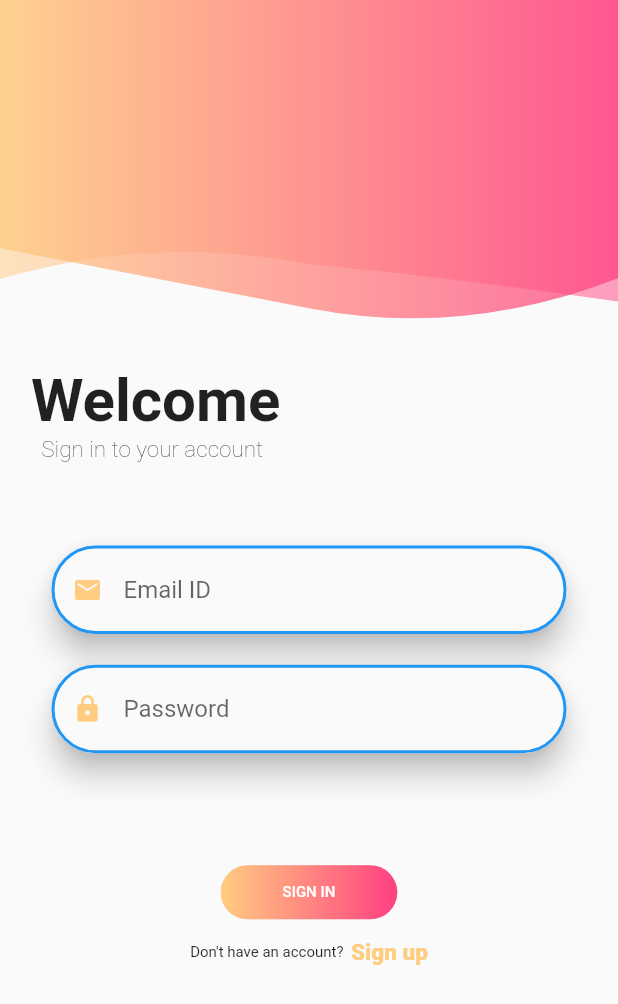
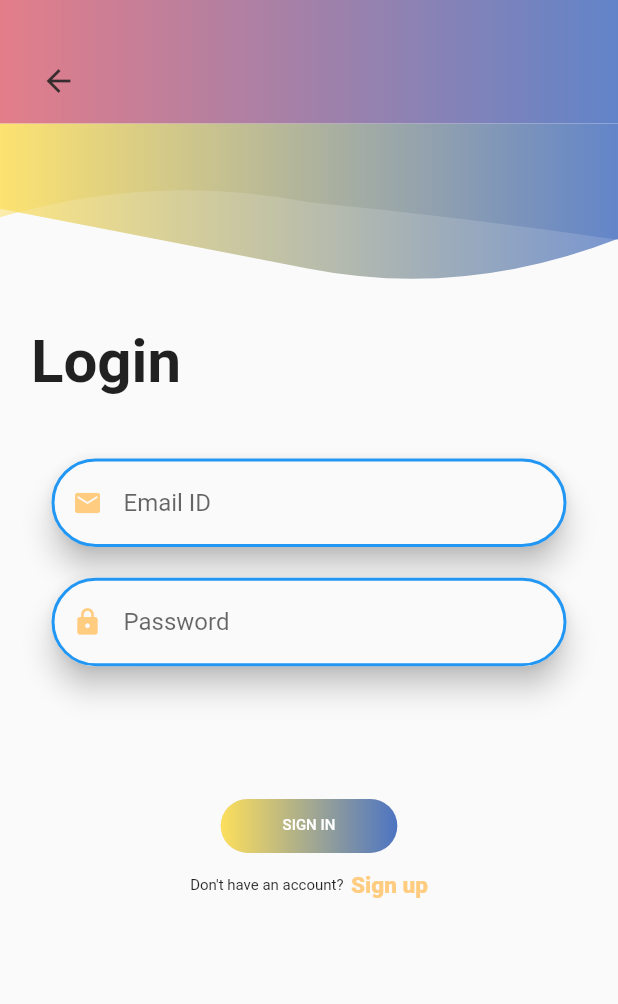
Before and after one commit to clarkeustaquio/HackFest-2020-KMLNGMLKS-Corp, a Flutter app: the screen it shows after launch, item 3 of the bottom bar chosen, after a tap on "Login", on a phone screen of 412 x 824 dp. Shown: the top 1004 px of the screen. Run offline on Flutter 3.47's test engine with Material 2 defaults, Android fonts, the phone set to English and light mode, and no system bars; our stand-ins replace cached_network_image, cloud_firestore, firebase_auth, firebase_core, webview_flutter; missing offline and left inert: searchable_dropdown, twilio_flutter; accounts and stored records are empty; network calls fail.

Commit message:
UPDATE ui of login and register

```diff
--- a/Flutter/bayanihan_news/lib/ui/login.dart
+++ b/Flutter/bayanihan_news/lib/ui/login.dart
@@ -1,4 +1,6 @@
+import 'package:bayanihan_news/helper/input_fields.dart';
 import 'package:bayanihan_news/net/flutterfire.dart';
+import 'package:bayanihan_news/services/validators.dart';
 import 'package:bayanihan_news/ui/homeview.dart';
 import 'package:bayanihan_news/ui/register.dart';
 import 'package:flutter/material.dart';
@@ -24,9 +26,14 @@ class _LogInViewState extends State<LogInView> {
   double _pixelRatio;
   bool _large;
   bool _medium;
+  String _password;
   TextEditingController emailController = TextEditingController();
-  TextEditingController passwordController = TextEditingController();
+  final TextEditingController _pass = TextEditingController();
+  final GlobalKey<FormState> _formKey = GlobalKey<FormState>();
   GlobalKey<FormState> _key = GlobalKey();
+  bool _autoValidate = false;
+
+  bool _loading = false;
 
   @override
   Widget build(BuildContext context) {
@@ -43,9 +50,9 @@ class _LogInViewState extends State<LogInView> {
         child: SingleChildScrollView(
           child: Column(
             children: <Widget>[
+              Opacity(opacity: 0.88, child: CustomAppBar()),
               clipShape(),
               welcomeTextRow(),
-              signInTextRow(),
               form(),
               SizedBox(height: _height / 12),
               button(),
@@ -58,7 +65,6 @@ class _LogInViewState extends State<LogInView> {
   }
 
   Widget clipShape() {
-    //double height = MediaQuery.of(context).size.height;
     return Stack(
       children: <Widget>[
         Opacity(
@@ -67,11 +73,11 @@ class _LogInViewState extends State<LogInView> {
             clipper: CustomShapeClipper(),
             child: Container(
               height: _large
-                  ? _height / 4
-                  : (_medium ? _height / 3.75 : _height / 3.5),
+                  ? _height / 8
+                  : (_medium ? _height / 7 : _height / 6.5),
               decoration: BoxDecoration(
                 gradient: LinearGradient(
-                  colors: [Colors.orange[200], Colors.pinkAccent],
+                  colors: [Color(0xffFDDF5C), Color(0xff4D74C2)],
                 ),
               ),
             ),
@@ -83,11 +89,11 @@ class _LogInViewState extends State<LogInView> {
             clipper: CustomShapeClipper2(),
             child: Container(
               height: _large
-                  ? _height / 4.5
-                  : (_medium ? _height / 4.25 : _height / 4),
+                  ? _height / 12
+                  : (_medium ? _height / 11 : _height / 10),
               decoration: BoxDecoration(
                 gradient: LinearGradient(
-                  colors: [Colors.orange[200], Colors.pinkAccent],
+                  colors: [Color(0xffFDDF5C), Color(0xff4D74C2)],
                 ),
               ),
             ),
@@ -103,7 +109,7 @@ class _LogInViewState extends State<LogInView> {
       child: Row(
         children: <Widget>[
           Text(
-            "Welcome",
+            "Login",
             style: TextStyle(
               fontWeight: FontWeight.bold,
               fontSize: _large ? 60 : (_medium ? 50 : 40),
@@ -114,36 +120,19 @@ class _LogInViewState extends State<LogInView> {
     );
   }
 
-  Widget signInTextRow() {
-    return Container(
-      margin: EdgeInsets.only(left: _width / 15.0),
-      child: Row(
-        children: <Widget>[
-          Text(
-            "Sign in to your account",
-            style: TextStyle(
-              fontWeight: FontWeight.w200,
-              fontSize: _large ? 20 : (_medium ? 17.5 : 15),
-            ),
-          ),
-        ],
-      ),
-    );
-  }
-
   Widget form() {
     return Container(
       margin: EdgeInsets.only(
-          left: _width / 12.0, right: _width / 12.0, top: _height / 15.0),
+          left: _width / 12.0, right: _width / 12.0, top: _height / 20.0),
       child: Form(
-        key: _key,
-        child: Column(
-          children: <Widget>[
-            emailTextFormField(),
-            SizedBox(height: _height / 40.0),
-            passwordTextFormField(),
-          ],
-        ),
+        child: Column(children: <Widget>[
+          emailTextFormField(),
+          SizedBox(height: _height / 40.0),
+          passwordTextFormField(_password, _pass),
+          SizedBox(height: _height / 60.0),
+        ]),
+        key: _formKey,
+        autovalidate: _autoValidate,
       ),
     );
   }
@@ -154,16 +143,7 @@ class _LogInViewState extends State<LogInView> {
       controller: emailController,
       icon: Icons.email,
       hint: "Email ID",
-    );
-  }
-
-  Widget passwordTextFormField() {
-    return CustomTextField(
-      keyboardType: TextInputType.emailAddress,
-      controller: passwordController,
-      icon: Icons.lock,
-      obsecure: true,
-      hint: "Password",
+      validator: emailValidator,
     );
   }
 
@@ -171,20 +151,7 @@ class _LogInViewState extends State<LogInView> {
     return RaisedButton(
       elevation: 0,
       shape: RoundedRectangleBorder(borderRadius: BorderRadius.circular(30.0)),
-      onPressed: () async {
-        print('jdlsjfld');
-        print(emailController.text);
-        print(passwordController.text);
-        bool shouldNavigate =
-            await signIn(emailController.text, passwordController.text);
-        if (shouldNavigate) {
-          Navigator.pushAndRemoveUntil(
-            context,
-            MaterialPageRoute(builder: (context) => HomePage(true)),
-            (Route<dynamic> route) => false,
-          );
-        }
-      },
+      onPressed: _validateLoginInput,
       textColor: Colors.white,
       padding: EdgeInsets.all(0.0),
       child: Container(
@@ -193,7 +160,7 @@ class _LogInViewState extends State<LogInView> {
         decoration: BoxDecoration(
           borderRadius: BorderRadius.all(Radius.circular(20.0)),
           gradient: LinearGradient(
-            colors: <Color>[Colors.orange[200], Colors.pinkAccent],
+            colors: <Color>[Color(0xffFDDF5C), Color(0xff4D74C2)],
           ),
         ),
         padding: const EdgeInsets.all(12.0),
@@ -240,4 +207,32 @@ class _LogInViewState extends State<LogInView> {
       ),
     );
   }
+
+  void _validateLoginInput() async {
+    final FormState form = _formKey.currentState;
+    if (_formKey.currentState.validate()) {
+      form.save();
+      setState(() {
+        _loading = true;
+      });
+      try {
+        bool shouldNavigate = await signIn(emailController.text, _pass.text);
+        if (shouldNavigate) {
+          Navigator.pushAndRemoveUntil(
+            context,
+            MaterialPageRoute(builder: (context) => HomePage(true)),
+            (Route<dynamic> route) => false,
+          );
+        }
+
+        setState(() {
+          _loading = false;
+        });
+      } catch (error) {}
+    } else {
+      setState(() {
+        _autoValidate = true;
+      });
+    }
+  }
 }
```
Also changed, not shown: Flutter/bayanihan_news/lib/ui/register.dart (+80 -13 lines).
